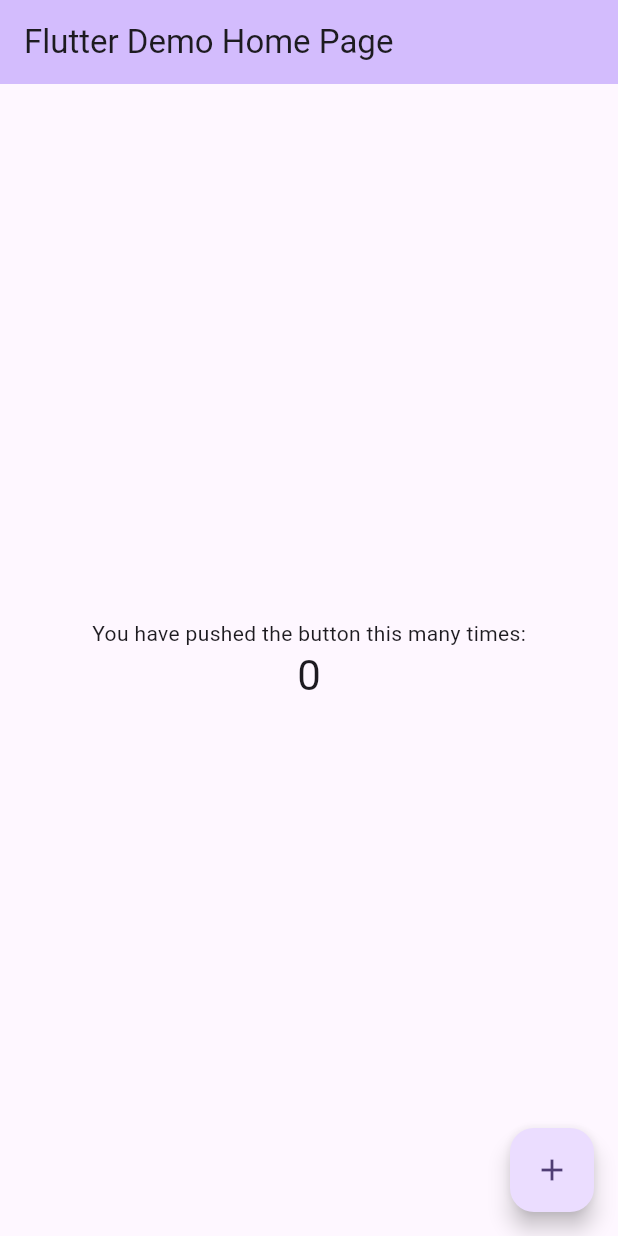
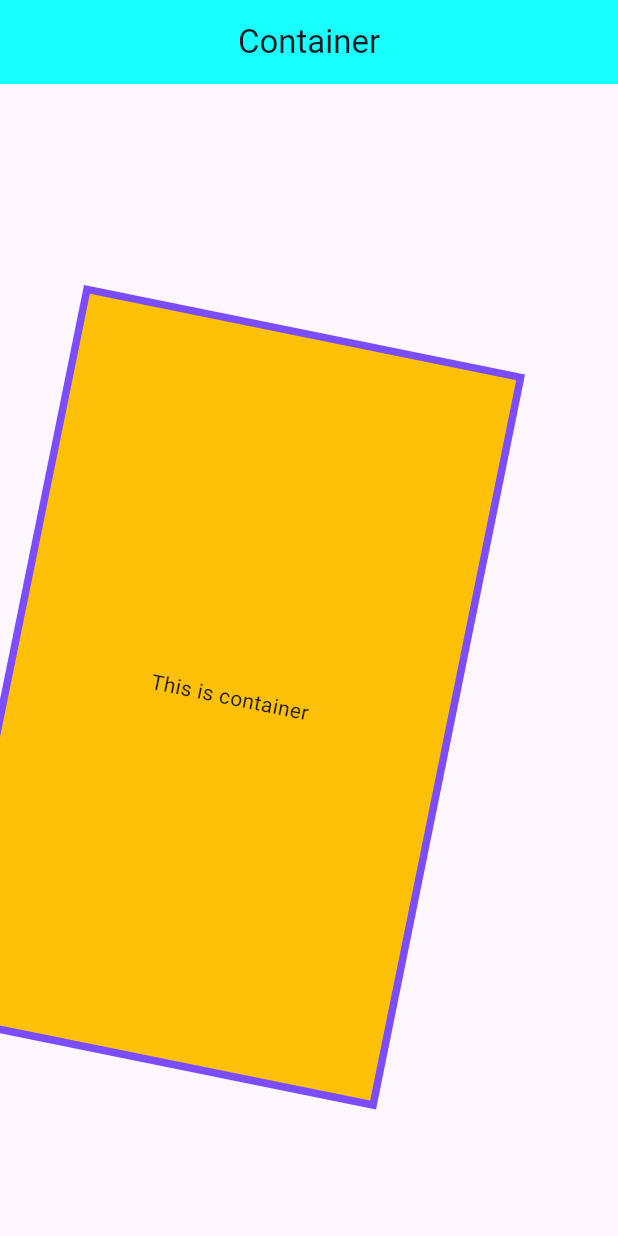
Before and after one commit to Maha6468/widget_practice, a Flutter app: the screen it shows after launch, on a phone screen of 412 x 824 dp. Run offline on Flutter 3.47's test engine with Material 3 defaults, Android fonts, the phone set to English and light mode, and no system bars.

Commit message:
Container

```diff
--- /dev/null
+++ b/lib/Normal_widget/container_All.dart
@@ -0,0 +1,33 @@
+import 'package:flutter/material.dart';
+
+class Container_All extends StatelessWidget {
+  const Container_All({super.key});
+
+  @override
+  Widget build(BuildContext context) {
+    return Scaffold(
+      appBar: AppBar(
+        title: Text("Container"),
+        centerTitle: true,
+        backgroundColor: Colors.cyanAccent,
+      ),
+      body: Center(
+        child: Container(
+          //alignment: Alignment.center,
+          height: 500,width: 300,
+          child: Text("This is container"),
+          alignment: Alignment.center,
+          decoration: BoxDecoration(
+            color: Colors.amber,
+            shape: BoxShape.rectangle,
+            border: Border.all(
+              color: Colors.deepPurpleAccent,
+              width: 5
+            ),
+          ),
+          transform: Matrix4.rotationZ(.2),
+        ),
+      ),
+    );
+  }
+}
--- a/lib/main.dart
+++ b/lib/main.dart
@@ -1,122 +1,20 @@
 import 'package:flutter/material.dart';
+import 'package:widget_practice/Normal_widget/container_All.dart';
 
 void main() {
   runApp(const MyApp());
 }
-
 class MyApp extends StatelessWidget {
   const MyApp({super.key});
-
-  // This widget is the root of your application.
   @override
   Widget build(BuildContext context) {
     return MaterialApp(
       title: 'Flutter Demo',
+      debugShowCheckedModeBanner: false,
       theme: ThemeData(
-        // This is the theme of your application.
-        //
-        // TRY THIS: Try running your application with "flutter run". You'll see
-        // the application has a purple toolbar. Then, without quitting the app,
-        // try changing the seedColor in the colorScheme below to Colors.green
-        // and then invoke "hot reload" (save your changes or press the "hot
-        // reload" button in a Flutter-supported IDE, or press "r" if you used
-        // the command line to start the app).
-        //
-        // Notice that the counter didn't reset back to zero; the application
-        // state is not lost during the reload. To reset the state, use hot
-        // restart instead.
-        //
-        // This works for code too, not just values: Most code changes can be
-        // tested with just a hot reload.
         colorScheme: ColorScheme.fromSeed(seedColor: Colors.deepPurple),
       ),
-      home: const MyHomePage(title: 'Flutter Demo Home Page'),
+      home:Container_All()
     );
   }
 }
-
-class MyHomePage extends StatefulWidget {
-  const MyHomePage({super.key, required this.title});
-
-  // This widget is the home page of your application. It is stateful, meaning
-  // that it has a State object (defined below) that contains fields that affect
-  // how it looks.
-
-  // This class is the configuration for the state. It holds the values (in this
-  // case the title) provided by the parent (in this case the App widget) and
-  // used by the build method of the State. Fields in a Widget subclass are
-  // always marked "final".
-
-  final String title;
-
-  @override
-  State<MyHomePage> createState() => _MyHomePageState();
-}
-
-class _MyHomePageState extends State<MyHomePage> {
-  int _counter = 0;
-
-  void _incrementCounter() {
-    setState(() {
-      // This call to setState tells the Flutter framework that something has
-      // changed in this State, which causes it to rerun the build method below
-      // so that the display can reflect the updated values. If we changed
-      // _counter without calling setState(), then the build method would not be
-      // called again, and so nothing would appear to happen.
-      _counter++;
-    });
-  }
-
-  @override
-  Widget build(BuildContext context) {
-    // This method is rerun every time setState is called, for instance as done
-    // by the _incrementCounter method above.
-    //
-    // The Flutter framework has been optimized to make rerunning build methods
-    // fast, so that you can just rebuild anything that needs updating rather
-    // than having to individually change instances of widgets.
-    return Scaffold(
-      appBar: AppBar(
-        // TRY THIS: Try changing the color here to a specific color (to
-        // Colors.amber, perhaps?) and trigger a hot reload to see the AppBar
-        // change color while the other colors stay the same.
-        backgroundColor: Theme.of(context).colorScheme.inversePrimary,
-        // Here we take the value from the MyHomePage object that was created by
-        // the App.build method, and use it to set our appbar title.
-        title: Text(widget.title),
-      ),
-      body: Center(
-        // Center is a layout widget. It takes a single child and positions it
-        // in the middle of the parent.
-        child: Column(
-          // Column is also a layout widget. It takes a list of children and
-          // arranges them vertically. By default, it sizes itself to fit its
-          // children horizontally, and tries to be as tall as its parent.
-          //
-          // Column has various properties to control how it sizes itself and
-          // how it positions its children. Here we use mainAxisAlignment to
-          // center the children vertically; the main axis here is the vertical
-          // axis because Columns are vertical (the cross axis would be
-          // horizontal).
-          //
-          // TRY THIS: Invoke "debug painting" (choose the "Toggle Debug Paint"
-          // action in the IDE, or press "p" in the console), to see the
-          // wireframe for each widget.
-          mainAxisAlignment: MainAxisAlignment.center,
-          children: <Widget>[
-            const Text('You have pushed the button this many times:'),
-            Text(
-              '$_counter',
-              style: Theme.of(context).textTheme.headlineMedium,
-            ),
-          ],
-        ),
-      ),
-      floatingActionButton: FloatingActionButton(
-        onPressed: _incrementCounter,
-        tooltip: 'Increment',
-        child: const Icon(Icons.add),
-      ), // This trailing comma makes auto-formatting nicer for build methods.
-    );
-  }
-}
```
